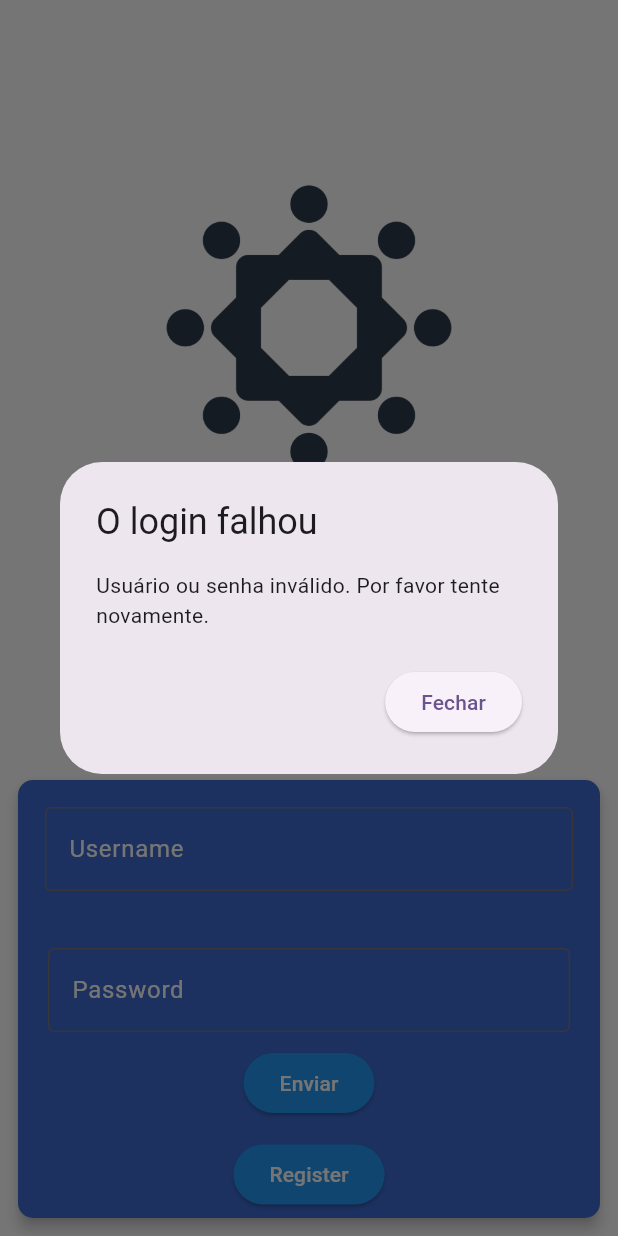
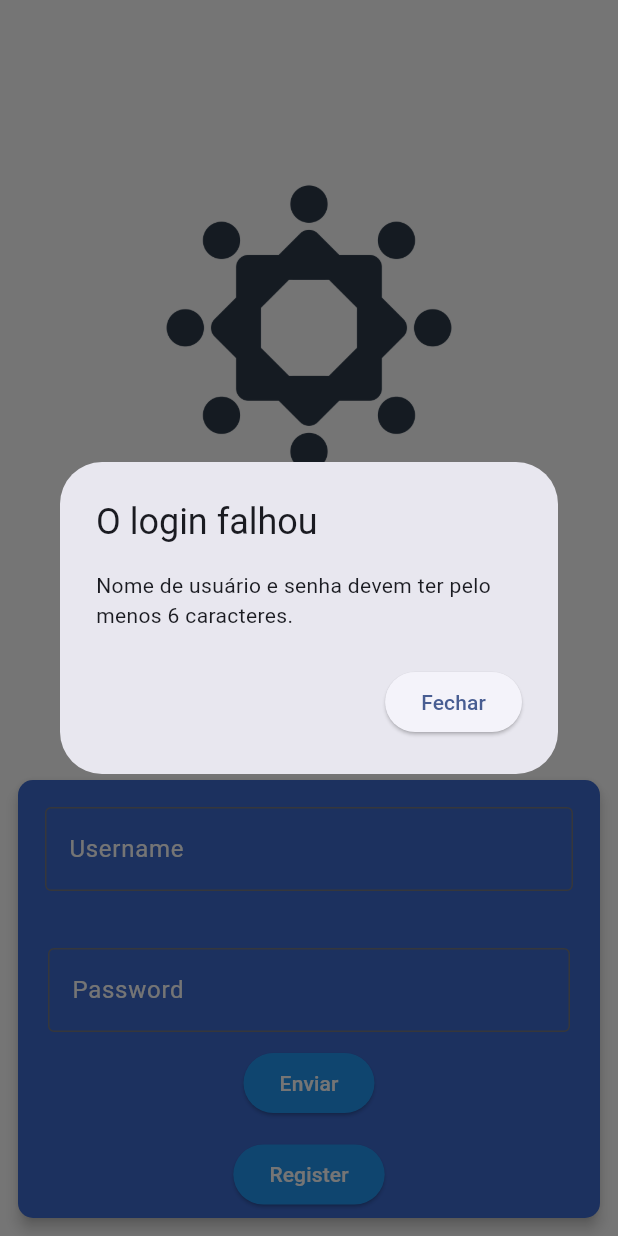
Before and after one commit to eduardowanderleyde/flutter-studies, a Flutter app: the LoginScreen screen opened directly, after a tap on "Enviar", on a phone screen of 412 x 824 dp. Run offline on Flutter 3.47's test engine with Material 2 defaults, Android fonts, the phone set to English and light mode, and no system bars; our stand-ins replace shared_preferences; accounts and stored records are empty.

```diff
--- a/initial_project/lib/src/modules/login/presenter/pages/login_screen.dart
+++ b/initial_project/lib/src/modules/login/presenter/pages/login_screen.dart
@@ -1,10 +1,10 @@
 import 'package:flutter/material.dart';
-import 'package:initial_code/src/login/presenter/pages/register_screen.dart';
-import 'package:initial_code/src/login/presenter/pages/task_list.dart';
+import 'package:initial_code/src/modules/login/presenter/pages/register_screen.dart';
+import 'package:initial_code/src/modules/login/presenter/pages/task_list.dart';
 import 'package:shared_preferences/shared_preferences.dart';
 
 class LoginScreen extends StatelessWidget {
-  const LoginScreen({super.key});
+  const LoginScreen({Key? key}) : super(key: key);
 
   @override
   Widget build(BuildContext context) {
@@ -20,7 +20,7 @@
                 child: Image.asset('assets/img/lorem.jpg'),
               ),
               const SizedBox(height: 10),
-              const LoginCard(),
+              LoginCard(),
             ],
           ),
         ),
@@ -30,7 +30,7 @@
 }
 
 class LoginCard extends StatelessWidget {
-  const LoginCard({super.key});
+  const LoginCard({Key? key}) : super(key: key);
 
   @override
   Widget build(BuildContext context) {
@@ -40,35 +40,22 @@
     void handleLoginButtonPressed() async {
       String username = usernameController.text;
       String password = passwordController.text;
+
+      if (username.length < 6 || password.length < 6) {
+        _showErrorDialog(context, 'Nome de usuário e senha devem ter pelo menos 6 caracteres.');
+        return;
+      }
+
       SharedPreferences prefs = await SharedPreferences.getInstance();
       String? storedPassword = prefs.getString(username);
 
-
       if (password == storedPassword) {
-        // ignore: use_build_context_synchronously
         Navigator.push(
           context,
-          MaterialPageRoute(builder: (context) => TaskList(username:username)),
+          MaterialPageRoute(builder: (context) => TaskList(username: username)),
         );
       } else {
-        // ignore: use_build_context_synchronously
-        showDialog(
-          context: context,
-          builder: (BuildContext context) {
-            return AlertDialog(
-              title: const Text('O login falhou'),
-              content: const Text('Usuário ou senha inválido. Por favor tente novamente.'),
-              actions: [
-                ElevatedButton(
-                  onPressed: () {
-                    Navigator.of(context).pop();
-                  },
-                  child: const Text('Fechar'),
-                ),
-              ],
-            );
-          },
-        );
+        _showErrorDialog(context, 'Usuário ou senha inválido. Por favor tente novamente.');
       }
     }
 
@@ -121,9 +108,7 @@
                 ),
               ),
               ElevatedButton(
-                onPressed: () {
-                  handleLoginButtonPressed();
-                },
+                onPressed: handleLoginButtonPressed,
                 style: ElevatedButton.styleFrom(
                   foregroundColor: Colors.white, backgroundColor: Colors.blue,
                 ),
@@ -151,4 +136,24 @@
       ),
     );
   }
+
+  void _showErrorDialog(BuildContext context, String errorMessage) {
+    showDialog(
+      context: context,
+      builder: (BuildContext context) {
+        return AlertDialog(
+          title: const Text('O login falhou'),
+          content: Text(errorMessage),
+          actions: [
+            ElevatedButton(
+              onPressed: () {
+                Navigator.of(context).pop();
+              },
+              child: const Text('Fechar'),
+            ),
+          ],
+        );
+      },
+    );
+  }
 }
```
Also changed, not shown: initial_project/lib/main.dart (+3 -41 lines), initial_project/lib/src/modules/login/presenter/pages/register_screen.dart (+58 -32 lines).
